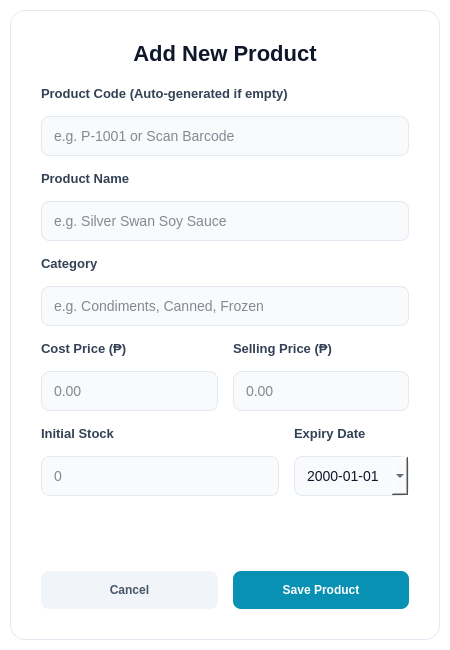
Old version of the form views/add_stock_dialog.ui in the repository hiroluv/ShelfSync_POS.
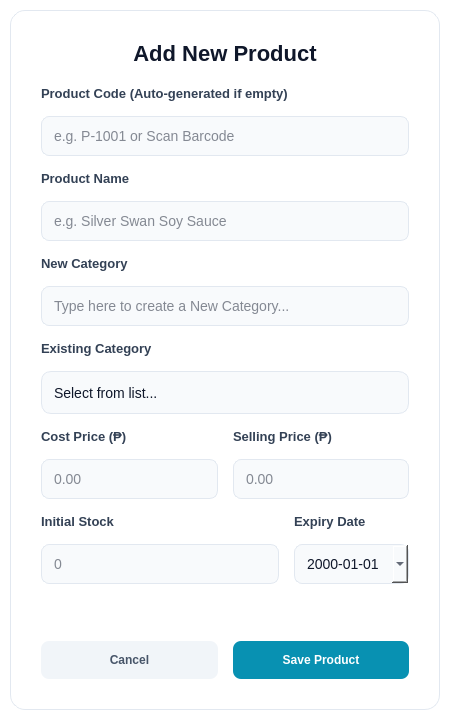
New version of the form.

Diff of the .ui file:
```diff
--- a/views/add_stock_dialog.ui
+++ b/views/add_stock_dialog.ui
@@ -7,7 +7,7 @@
     <x>0</x>
     <y>0</y>
     <width>450</width>
-    <height>650</height>
+    <height>720</height>
    </rect>
   </property>
   <property name="styleSheet">
@@ -36,6 +36,31 @@
         border: 2px solid #06B6D4;
         background-color: white;
     }
+    /* --- COMBOBOX STYLING --- */
+    QComboBox {
+        background-color: #F8FAFC;
+        border: 1px solid #E2E8F0;
+        border-radius: 10px;
+        padding: 8px 12px;
+        font-size: 14px;
+        color: #0F172A;
+        min-height: 25px;
+    }
+    QComboBox:focus {
+        border: 2px solid #06B6D4;
+        background-color: white;
+    }
+    QComboBox::drop-down { border: none; width: 20px; }
+
+    /* --- THIS IS THE FIX: VISIBLE POPUP LIST --- */
+    QComboBox QAbstractItemView {
+        background-color: white;
+        color: #334155;
+        border: 1px solid #E2E8F0;
+        selection-background-color: #06B6D4;
+        selection-color: white;
+        outline: none;
+    }
    </string>
   </property>
   <layout class="QVBoxLayout" name="verticalLayout">
@@ -110,17 +135,49 @@
         </property>
        </widget>
       </item>
+      <item>
+       <widget class="QLabel" name="lbl_new_cat">
+        <property name="text">
+         <string>New Category</string>
+        </property>
+       </widget>
+      </item>
+      <item>
+       <widget class="QLineEdit" name="txt_new_category">
+        <property name="toolTip">
+         <string>Type here to create a new category. This will disable the dropdown below.</string>
+        </property>
+        <property name="placeholderText">
+         <string>Type here to create a New Category...</string>
+        </property>
+       </widget>
+      </item>
       <item>
        <widget class="QLabel" name="lbl_cat">
         <property name="text">
-         <string>Category</string>
+         <string>Existing Category</string>
         </property>
        </widget>
       </item>
       <item>
-       <widget class="QLineEdit" name="txt_category">
+       <widget class="QComboBox" name="cmb_category">
+        <property name="minimumSize">
+         <size>
+          <width>0</width>
+          <height>43</height>
+         </size>
+        </property>
+        <property name="accessibleDescription">
+         <string notr="true"/>
+        </property>
+        <property name="styleSheet">
+         <string notr="true"/>
+        </property>
+        <property name="editable">
+         <bool>false</bool>
+        </property>
         <property name="placeholderText">
-         <string>e.g. Condiments, Canned, Frozen</string>
+         <string>Select from list...</string>
         </property>
        </widget>
       </item>
```
Left out of the diff: 3 changed lines with no effect on the pictures.
